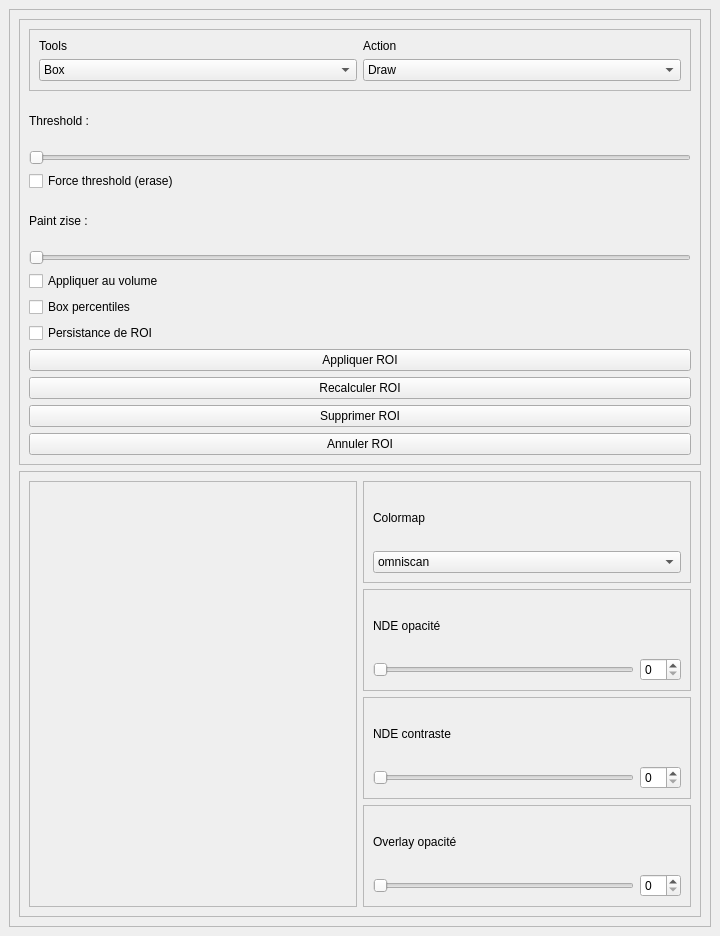
This is toolspanel.ui in ostidepeignecul/segmentation-tool as Qt 5 draws it before an edit. The edited form follows.
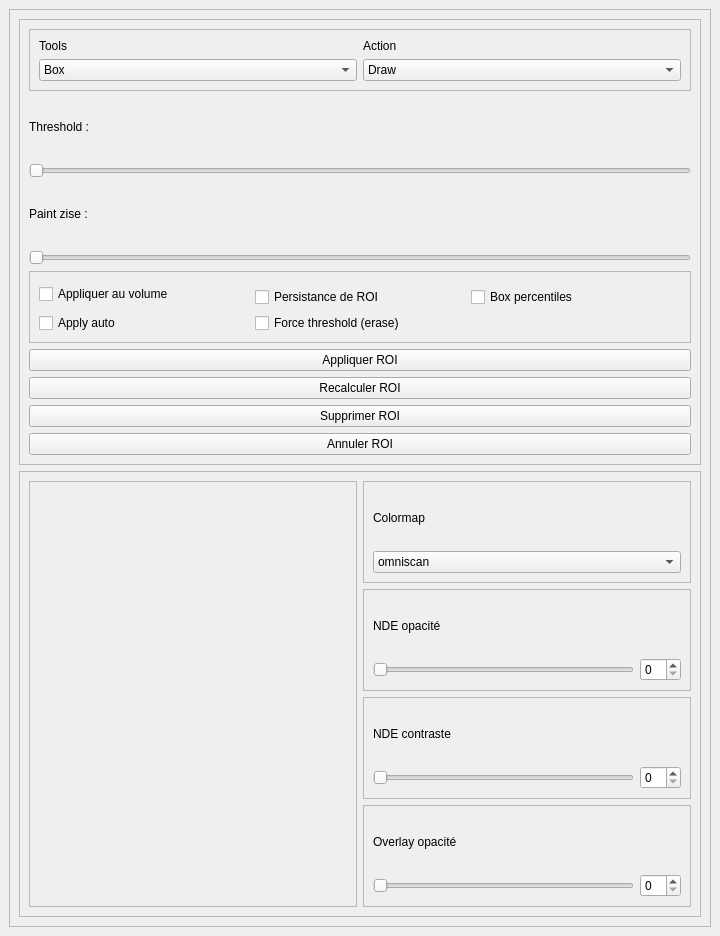
This is the edited form. Custom widgets are drawn as their Qt base class.

Commit message: Apply auto sur tous les tools ROI et nettoyage overlay cross

Patch:
```diff
--- a/toolspanel.ui
+++ b/toolspanel.ui
@@ -141,13 +141,6 @@
              </property>
             </widget>
            </item>
-           <item>
-            <widget class="QCheckBox" name="checkBox_4">
-             <property name="text">
-              <string>Force threshold (erase)</string>
-             </property>
-            </widget>
-           </item>
            <item>
             <widget class="QLabel" name="label_6">
              <property name="text">
@@ -163,24 +156,50 @@
             </widget>
            </item>
            <item>
-            <widget class="QCheckBox" name="checkBox">
+            <widget class="QFrame" name="frame_4">
+             <property name="frameShape">
+              <enum>QFrame::Shape::StyledPanel</enum>
+             </property>
+             <property name="frameShadow">
+              <enum>QFrame::Shadow::Raised</enum>
+             </property>
+             <layout class="QGridLayout" name="gridLayout_7">
+              <item row="3" column="0">
+               <widget class="QCheckBox" name="checkBox_5">
              <property name="text">
-              <string>Appliquer au volume</string>
+                 <string>Apply auto</string>
              </property>
             </widget>
            </item>
-           <item>
+              <item row="1" column="2">
             <widget class="QCheckBox" name="checkBox_2">
              <property name="text">
               <string>Box percentiles</string>
              </property>
             </widget>
            </item>
-           <item>
+              <item row="1" column="1">
             <widget class="QCheckBox" name="checkBox_3">
              <property name="text">
               <string>Persistance de ROI</string>
              </property>
+               </widget>
+              </item>
+              <item row="0" column="0" rowspan="2" colspan="2">
+               <widget class="QCheckBox" name="checkBox">
+                <property name="text">
+                 <string>Appliquer au volume</string>
+                </property>
+               </widget>
+              </item>
+              <item row="3" column="1">
+               <widget class="QCheckBox" name="checkBox_4">
+                <property name="text">
+                 <string>Force threshold (erase)</string>
+                </property>
+               </widget>
+              </item>
+             </layout>
             </widget>
            </item>
            <item>
```
Lines whose indentation alone changed are shown as unchanged. The commit also changes 6 other files.
